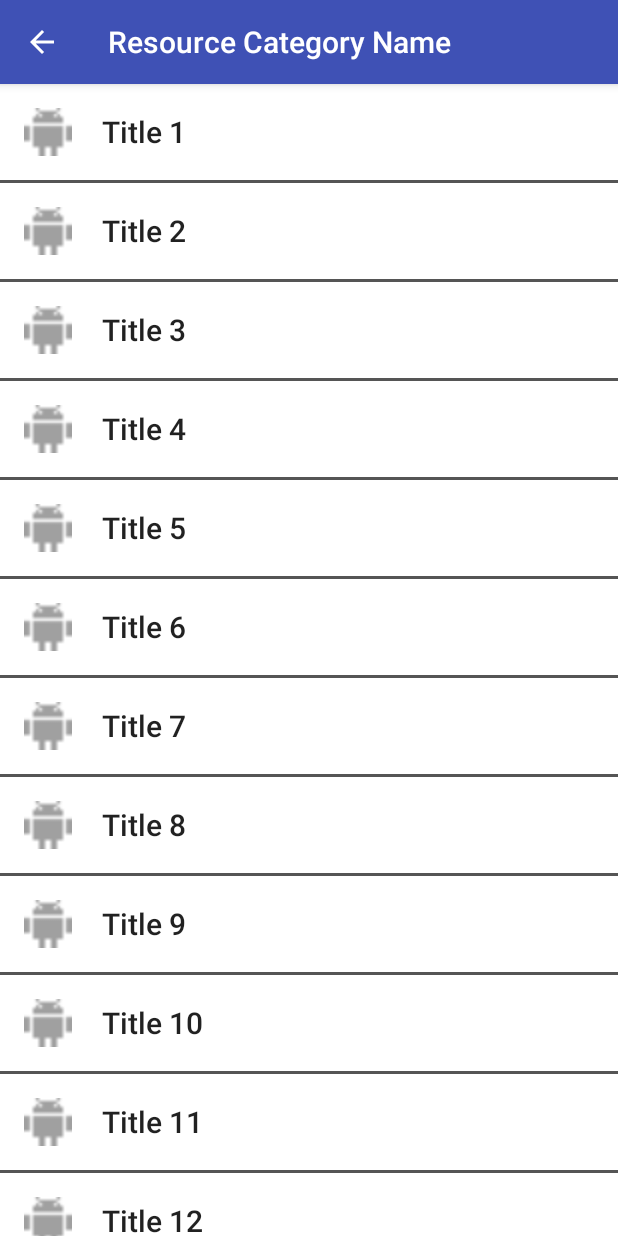
After one commit to dynamite8/resources-android-dev, an Android app: the ResourceListActivity screen opened directly, with no data from a screen before it, on a phone screen of 412 x 824 dp. The commit adds this screen. Run offline under Robolectric (Android 15) with nearby library versions, the phone set to English and light mode, and no system bars.

Commit message:
Fixes #30: Added Recycler View UI for Resources List with Mock Data

```diff
--- a/app/build.gradle
+++ b/app/build.gradle
@@ -31,4 +31,6 @@ dependencies {
     annotationProcessor "android.arch.persistence.room:compiler:1.0.0"
     implementation "android.arch.persistence.room:runtime:1.0.0"
     annotationProcessor "android.arch.lifecycle:compiler:1.1.0"
+
+    compile 'com.android.support:recyclerview-v7:26.1.0'
 }
--- a/app/src/main/java/com/tiptopgoodstudio/androidresources/MainActivity.java
+++ b/app/src/main/java/com/tiptopgoodstudio/androidresources/MainActivity.java
@@ -1,7 +1,10 @@
 package com.tiptopgoodstudio.androidresources;
 
+import android.content.Intent;
 import android.support.v7.app.AppCompatActivity;
 import android.os.Bundle;
+import android.view.View;
+import android.widget.Button;
 
 public class MainActivity extends AppCompatActivity {
 
@@ -9,5 +12,15 @@ public class MainActivity extends AppCompatActivity {
     protected void onCreate(Bundle savedInstanceState) {
         super.onCreate(savedInstanceState);
         setContentView(R.layout.activity_main);
+
+    }
+
+    /** Temporarily creating a button to access resources list page
+     * Added by Divya on 3/3/2018.
+     * Definitely can be removed
+     */
+    public void gotoResourcesPage(View view) {
+        Intent resourceIntent = new Intent(this, ResourceListActivity.class);
+        startActivity(resourceIntent);
     }
 }
--- /dev/null
+++ b/app/src/main/java/com/tiptopgoodstudio/androidresources/ResourceListActivity.java
@@ -0,0 +1,115 @@
+package com.tiptopgoodstudio.androidresources; /**
+ * Created by Divya on R
+ * For GrowWithGoogleChallengeScholarship Women In Technology Learning Project
+ * Android Dev Resources
+ *
+ * This class displays the recycler view of list of items. Each item consists of
+ * a URL Title and a favicon
+ */
+
+import android.os.Bundle;
+import android.support.annotation.Nullable;
+import android.support.v7.app.AppCompatActivity;
+import android.support.v7.widget.LinearLayoutManager;
+import android.support.v7.widget.RecyclerView;
+import android.view.View;
+import android.widget.ProgressBar;
+import android.widget.TextView;
+
+public class ResourceListActivity extends AppCompatActivity {
+
+    // A private RecyclerView variable called mRecyclerView
+    private RecyclerView mRecyclerView;
+
+    // A com.tiptopgoodstudio.androidresources.ResourceListAdapter variable called mResourceListAdapter
+    private ResourceListAdapter mResourceListAdapter;
+
+    // A progress bar before displaying results
+    private ProgressBar mLoadingIndicator;
+
+    // An error message to display errors
+    private TextView mErrorMessageDisplay;
+
+
+    @Override
+    protected void onCreate(@Nullable Bundle savedInstanceState) {
+        super.onCreate(savedInstanceState);
+
+        setContentView(R.layout.resource_list);
+
+        // Use findViewById to get a reference to the RecyclerView
+        mRecyclerView = (RecyclerView) findViewById(R.id.rv_resource_item);
+
+        // Create a LinearLayoutManager with VERTICAL orientation and reverseLayout == false
+        LinearLayoutManager layoutManager = new LinearLayoutManager(this,
+                                                                    LinearLayoutManager.VERTICAL,
+                                                                    false);
+        // Set the layoutManager on mRecyclerView
+        mRecyclerView.setLayoutManager(layoutManager);
+
+        // Use setHasFixedSize(true) to designate that all items in the list will have the same size
+        mRecyclerView.setHasFixedSize(true);
+
+        // Assign a new com.tiptopgoodstudio.androidresources.ResourceListAdapter object to our member variable
+        mResourceListAdapter = new ResourceListAdapter();
+
+        // Assign the adapter object to the mRecyclerView
+        mRecyclerView.setAdapter(mResourceListAdapter);
+
+        // This progress bar is displayed while loading the results
+        mLoadingIndicator = (ProgressBar) findViewById(R.id.pb_loading_indicator);
+
+        // This TextView is used to display errors and will be hidden if there are no errors
+        mErrorMessageDisplay = (TextView) findViewById(R.id.tv_error_message_display);
+
+        //Now load the resources data
+        loadResourcesData();
+    }
+
+    /**
+     * This method will get the title of all the resources in the resource
+     * category. The resource category is passed as an extra string in the intent from the parent class
+     *
+     * TODO - Add a mechanism to retrieve favicon (an image) and display it
+     * TODO - Also get the URLS for each and start an intent to launch this URL in the browser
+     * when the item is clicked
+     * TODO - Use AsyncTaskLoader to get data from server over the network ??
+     * TODO - Get data from RoomDB to get data from local SQL DB as well ??
+     */
+    private void loadResourcesData(){
+        //showResourceListView();
+
+        String [] resourceData = new String [20];
+
+        for(int stringCount = 1; stringCount <= 20; stringCount++) {
+            resourceData[stringCount - 1] = "Title " + stringCount;
+        }
+
+        mResourceListAdapter.setResourceData(resourceData);
+    }
+
+    /**
+     * This method will make the resource list visible and
+     * hide the error message.
+     */
+    private void showResourceListView() {
+        // First, make the error invisible
+        mErrorMessageDisplay.setVisibility(View.INVISIBLE);
+
+         // Then, make sure the recycler view list visible
+        mRecyclerView.setVisibility(View.VISIBLE);
+    }
+
+    /**
+     * This method will make the error message visible and hide the weather
+     * View.
+     */
+    private void showErrorMessage() {
+        // First, hide the currently visible data
+        mRecyclerView.setVisibility(View.INVISIBLE);
+
+        // Then, show the error
+        mErrorMessageDisplay.setVisibility(View.VISIBLE);
+    }
+
+}
--- /dev/null
+++ b/app/src/main/java/com/tiptopgoodstudio/androidresources/ResourceListAdapter.java
@@ -0,0 +1,62 @@
+package com.tiptopgoodstudio.androidresources; /**
+ * Created by Divya on 3/3/2018.
+ * For GrowWithGoogleChallengeScholarship Women In Technology Learning Project
+ * Android Dev Resources
+ *
+ * This class creates the adapter for the items in the Recycler View
+ */
+
+import android.content.Context;
+import android.support.v7.widget.RecyclerView;
+import android.view.LayoutInflater;
+import android.view.View;
+import android.view.ViewGroup;
+import android.widget.TextView;
+
+public class ResourceListAdapter
+        extends RecyclerView.Adapter<ResourceListAdapter.ResourceListAdapterViewHolder>{
+
+    private String [] mResourceData;
+
+    public ResourceListAdapter() {
+
+    }
+
+    @Override
+    public ResourceListAdapterViewHolder onCreateViewHolder(ViewGroup parent, int viewType) {
+        Context context = parent.getContext();
+        LayoutInflater inflater = LayoutInflater.from(context);
+        View itemView = inflater.inflate(R.layout.resource_item, parent, false);
+        ResourceListAdapterViewHolder viewHolder = new ResourceListAdapterViewHolder(itemView);
+        return viewHolder;
+    }
+
+    @Override
+    public void onBindViewHolder(ResourceListAdapterViewHolder holder, int position) {
+        holder.mResourceTextView.setText(mResourceData[position]);
+    }
+
+    @Override
+    public int getItemCount() {
+        if(mResourceData == null) {
+            return 0;
+        }
+        return mResourceData.length;
+    }
+
+    public void setResourceData(String [] resourceData) {
+        mResourceData = resourceData;
+        notifyDataSetChanged();
+    }
+
+    public class ResourceListAdapterViewHolder extends RecyclerView.ViewHolder {
+
+        public final TextView mResourceTextView;
+
+        public ResourceListAdapterViewHolder(View itemView) {
+            super(itemView);
+            mResourceTextView = (TextView) itemView.findViewById(R.id.tv_resource_title);
+        }
+    }
+
+}
--- a/app/src/main/res/layout/activity_main.xml
+++ b/app/src/main/res/layout/activity_main.xml
@@ -1,4 +1,8 @@
 <?xml version="1.0" encoding="utf-8"?>
+
+<!-- Button temporarily created to be able to navigate to resources list activity
+     Definitely can be removed later (Added by Divya on 3/3/2018.-->
+
 <android.support.constraint.ConstraintLayout xmlns:android="http://schemas.android.com/apk/res/android"
     xmlns:app="http://schemas.android.com/apk/res-auto"
     xmlns:tools="http://schemas.android.com/tools"
@@ -15,4 +19,12 @@
         app:layout_constraintRight_toRightOf="parent"
         app:layout_constraintTop_toTopOf="parent" />
 
+
+    <Button
+        android:layout_width="wrap_content"
+        android:layout_height="wrap_content"
+        android:text="Go to Resource List page"
+        android:id="@+id/button_resource"
+        android:onClick="gotoResourcesPage"/>
+
 </android.support.constraint.ConstraintLayout>
--- /dev/null
+++ b/app/src/main/res/layout/resource_item.xml
@@ -0,0 +1,38 @@
+<?xml version="1.0" encoding="utf-8"?>
+
+<!--
+  Created by Divya on 3/3/2018.
+  For GrowWithGoogleChallengeScholarship Women In Technology Learning Project
+  Android Dev Resources
+
+  This page is the layout for an item. A list of such items is displayed as a recycler view in
+  resource_list.xml
+ -->
+
+<RelativeLayout xmlns:android="http://schemas.android.com/apk/res/android"
+    android:layout_width="match_parent"
+    android:layout_height="wrap_content"
+    android:padding="@dimen/padding"
+    android:background="@color/row_background_color"
+    android:layout_marginBottom = "@dimen/row_margin_bottom">
+
+    <ImageView
+        android:id="@+id/favicon"
+        android:layout_width="@dimen/favicon_image_size"
+        android:layout_height="@dimen/favicon_image_size"
+        android:background="@drawable/default_favicon"
+        android:layout_centerVertical="true"
+        android:layout_marginRight="@dimen/favicon_margin_right"
+        />
+
+    <TextView
+        android:id="@+id/tv_resource_title"
+        android:layout_width="wrap_content"
+        android:layout_height="wrap_content"
+        android:layout_toRightOf="@id/favicon"
+        android:layout_centerVertical="true"
+        android:text="@string/resource_item_title"
+        style="@style/TextAppearance.AppCompat.Title"
+        />
+
+</RelativeLayout>
--- /dev/null
+++ b/app/src/main/res/layout/resource_list.xml
@@ -0,0 +1,39 @@
+<?xml version="1.0" encoding="utf-8"?>
+
+<!--
+  Created by Divya on 3/3/2018.
+  For GrowWithGoogleChallengeScholarship Women In Technology Learning Project
+  Android Dev Resources
+
+  This page displays a Recycler View list of items. The layout for each item is defined in
+  resource_item.xml
+ -->
+
+<FrameLayout
+    xmlns:android="http://schemas.android.com/apk/res/android"
+    android:layout_width="match_parent"
+    android:layout_height="match_parent"
+    android:background="@color/list_background_color">
+
+    <android.support.v7.widget.RecyclerView
+        android:layout_width="match_parent"
+        android:layout_height="match_parent"
+        android:id="@+id/rv_resource_item" />
+
+    <TextView
+        android:id="@+id/tv_error_message_display"
+        android:layout_width="wrap_content"
+        android:layout_height="wrap_content"
+        android:padding="@dimen/padding"
+        android:text="@string/error_message"
+        style="@style/TextAppearance.Compat.Notification.Info"
+        android:visibility="invisible" />
+
+    <ProgressBar
+        android:id="@+id/pb_loading_indicator"
+        android:layout_height="@dimen/progress_bar_size"
+        android:layout_width="@dimen/progress_bar_size"
+        android:layout_gravity="center"
+        android:visibility="invisible" />
+
+</FrameLayout>
--- a/app/src/main/res/values/colors.xml
+++ b/app/src/main/res/values/colors.xml
@@ -1,6 +1,13 @@
 <?xml version="1.0" encoding="utf-8"?>
+
 <resources>
     <color name="colorPrimary">#3F51B5</color>
     <color name="colorPrimaryDark">#303F9F</color>
     <color name="colorAccent">#FF4081</color>
+
+    <!-- Colors used in resource_item.xml (Added by Divya on 3/3/2018) -->
+    <color name="row_background_color">#FFFFFFFF</color>
+
+    <!-- Colors used in resource_item.xml (Added by Divya on 3/3/2018) -->
+    <color name="list_background_color">#FF555555</color>
 </resources>
--- /dev/null
+++ b/app/src/main/res/values/dimens.xml
@@ -0,0 +1,30 @@
+<?xml version="1.0" encoding="utf-8"?>
+
+<!--
+  Created by Divya on 3/3/2018.
+  For GrowWithGoogleChallengeScholarship Women In Technology Learning Project
+  Android Dev Resources
+
+  This page contains the hard-coded values for dimensions used throughout the app
+ -->
+
+<resources>
+
+    <!-- Dimensions used throughout the app -->
+
+    <dimen name="padding">16dp</dimen>
+
+    <!-- Dimensions used in resource_item.xml -->
+
+    <dimen name="row_margin_bottom">2dp</dimen>
+
+    <dimen name="favicon_image_size">32dp</dimen>
+    <dimen name="favicon_margin_right">20dp</dimen>
+
+    <dimen name="textview_margin_bottom">10dp</dimen>
+
+    <!-- Dimensions used in resource_list.xml -->
+    <dimen name="progress_bar_size">42dp</dimen>
+
+
+</resources>
--- a/app/src/main/res/values/strings.xml
+++ b/app/src/main/res/values/strings.xml
@@ -1,3 +1,9 @@
 <resources>
     <string name="app_name">Android Resources</string>
+
+    <!-- Strings used in resource_item.xml (Added by Divya on 3/3/2018) -->
+    <string name="resource_item_title">URL Title goes here!</string>
+
+    <!-- Strings used in resource_list.xml (Added by Divya on 3/3/2018) -->
+    <string name="error_message">Some error occured. Please try again!</string>
 </resources>
--- a/app/src/main/res/values/styles.xml
+++ b/app/src/main/res/values/styles.xml
@@ -6,6 +6,7 @@
         <item name="colorPrimary">@color/colorPrimary</item>
         <item name="colorPrimaryDark">@color/colorPrimaryDark</item>
         <item name="colorAccent">@color/colorAccent</item>
+
     </style>
 
 </resources>
```
Also changed, not shown: app/src/main/AndroidManifest.xml (+10 -0 lines), app/src/main/res/drawable-v24/default_favicon.png (added).
